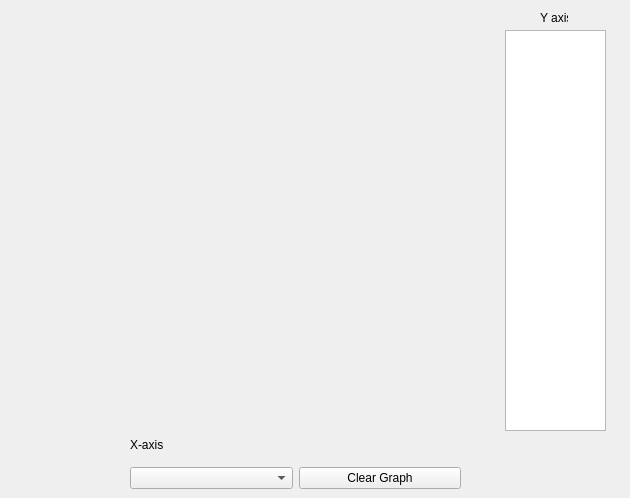
First picture: the form in resistivity/View/GUI/graphwindow.ui, repository AdrienGourgout/resistivity, before the edit.
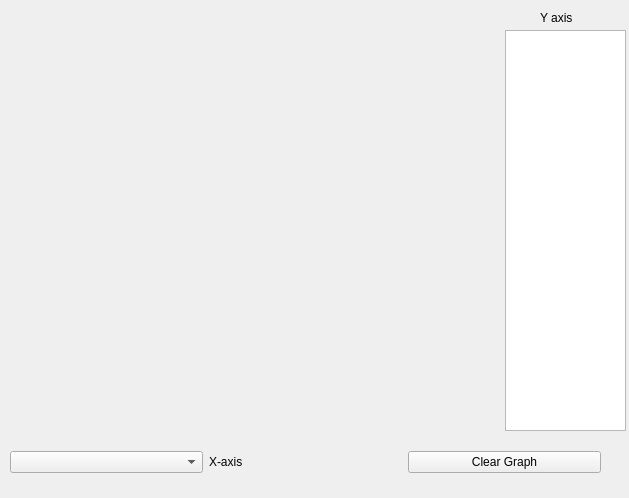
Second picture: the form after the edit.

Commit message: Fixed graph and saving, removed real time

What changed in the file:
```diff
--- a/resistivity/View/GUI/graphwindow.ui
+++ b/resistivity/View/GUI/graphwindow.ui
@@ -6,7 +6,7 @@
    <rect>
     <x>0</x>
     <y>0</y>
-    <width>630</width>
+    <width>629</width>
     <height>498</height>
    </rect>
   </property>
@@ -29,7 +29,7 @@
     <rect>
      <x>540</x>
      <y>10</y>
-     <width>28</width>
+     <width>41</width>
      <height>16</height>
     </rect>
    </property>
@@ -42,7 +42,7 @@
     <rect>
      <x>505</x>
      <y>30</y>
-     <width>101</width>
+     <width>121</width>
      <height>401</height>
     </rect>
    </property>
@@ -50,30 +50,30 @@
   <widget class="QWidget" name="widget" native="true">
    <property name="geometry">
     <rect>
-     <x>130</x>
-     <y>429</y>
-     <width>331</width>
-     <height>60</height>
+     <x>10</x>
+     <y>440</y>
+     <width>591</width>
+     <height>44</height>
     </rect>
    </property>
-   <layout class="QGridLayout" name="gridLayout_2">
-    <item row="1" column="0">
+   <layout class="QHBoxLayout" name="horizontalLayout_2">
+    <item>
      <widget class="QComboBox" name="x_axis_menu"/>
     </item>
-    <item row="1" column="2">
-     <widget class="QPushButton" name="clear_graph_button">
-      <property name="text">
-       <string>Clear Graph</string>
-      </property>
-     </widget>
-    </item>
-    <item row="0" column="0">
+    <item>
      <widget class="QLabel" name="label">
       <property name="text">
        <string>X-axis</string>
       </property>
      </widget>
     </item>
+    <item>
+     <widget class="QPushButton" name="clear_graph_button">
+      <property name="text">
+       <string>Clear Graph</string>
+      </property>
+     </widget>
+    </item>
    </layout>
   </widget>
  </widget>
```
The commit also changes 6 other files.
